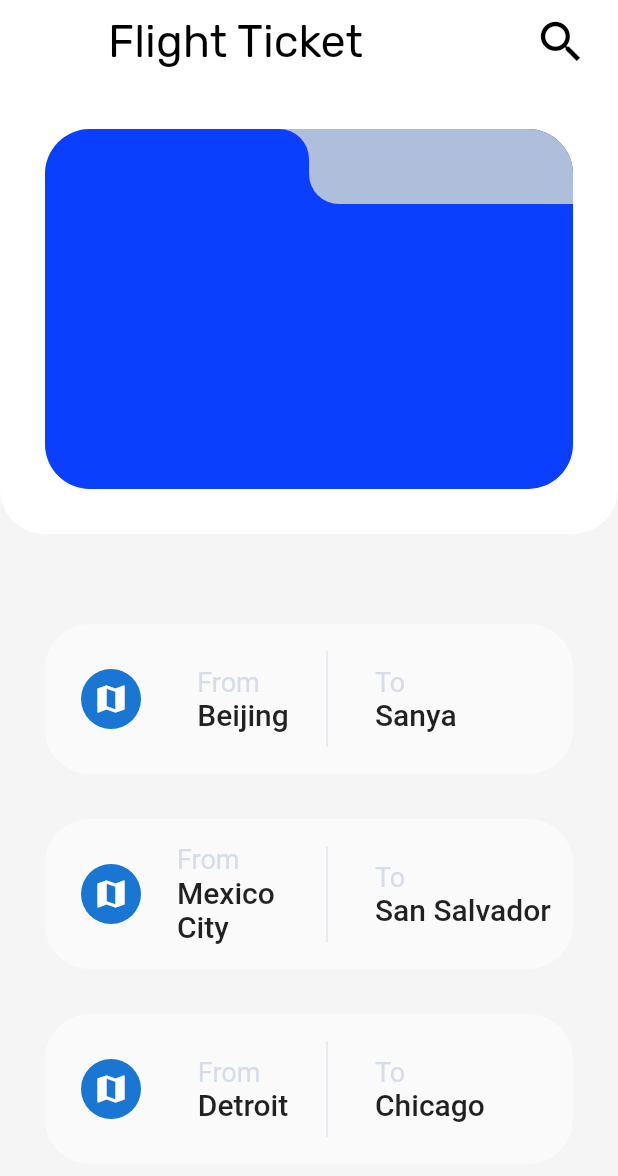
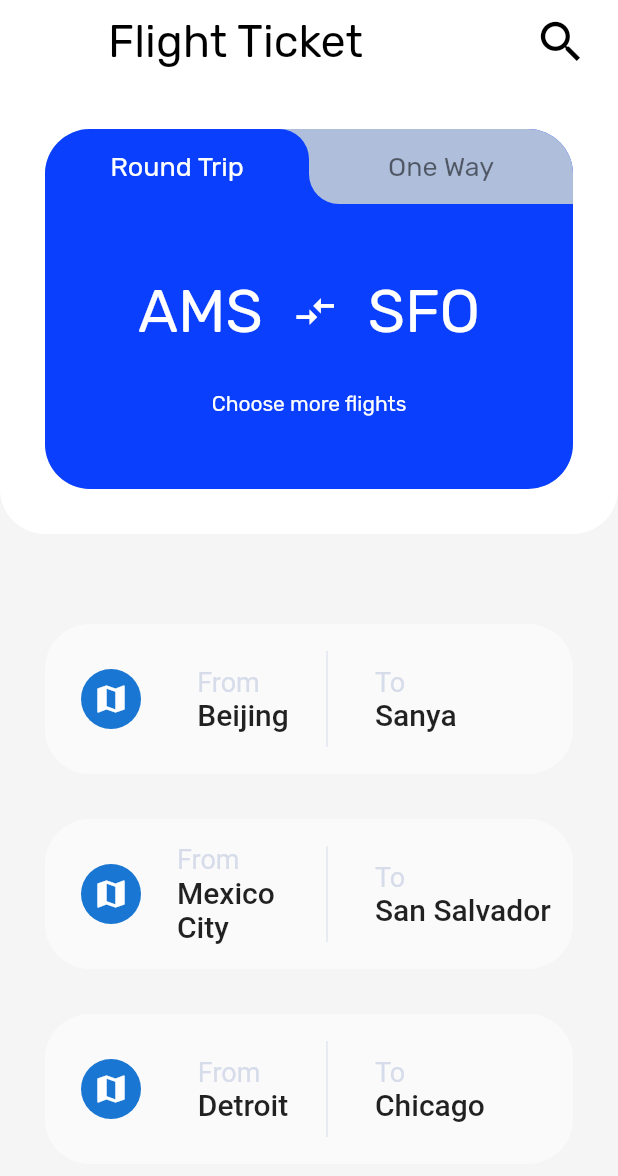
Before and after one commit to rlertola/flutter_playground, a Flutter app: the screen it shows after launch, after a tap on "Flight Ticket", on a phone screen of 412 x 824 dp. Shown: the top 1176 px of the screen. Run offline on Flutter 3.47's test engine with Material 2 defaults, Android fonts, the phone set to English and light mode, and no system bars; network calls fail.

Commit message:
flight tab

```diff
--- a/lib/flight_app/flight_top_container.dart
+++ b/lib/flight_app/flight_top_container.dart
@@ -1,6 +1,5 @@
 import 'package:flutter/material.dart';
 import 'package:flutter_playground2/flight_app/constants.dart';
-import 'package:flutter_playground2/flight_app/tab.dart';
 
 class FlightTopContainer extends StatefulWidget {
   @override
@@ -31,42 +30,7 @@ class _FlightTopContainerState extends State<FlightTopContainer> {
       child: Padding(
         padding: const EdgeInsets.all(30),
         child: Stack(
-          children:
-              // _roundTrip
-              //     ? <ContainerTab>[
-              //         ContainerTab(
-              //           topColor: kBrightBlue,
-              //           bottomColor: kLightBlueGrey,
-              //           direction: _roundTrip,
-              //           alignment: CrossAxisAlignment.start,
-              //           changeTab: switchTabs,
-              //         ),
-              //         ContainerTab(
-              //           topColor: kLightBlueGrey,
-              //           bottomColor: kBrightBlue,
-              //           direction: _roundTrip,
-              //           alignment: CrossAxisAlignment.end,
-              //           changeTab: switchTabs,
-              //         ),
-              //       ]
-              //     : <ContainerTab>[
-              //         ContainerTab(
-              //           topColor: kLightBlueGrey,
-              //           bottomColor: kBrightBlue,
-              //           direction: _roundTrip,
-              //           alignment: CrossAxisAlignment.end,
-              //           changeTab: switchTabs,
-              //         ),
-              //         ContainerTab(
-              //           topColor: kBrightBlue,
-              //           bottomColor: kLightBlueGrey,
-              //           direction: _roundTrip,
-              //           alignment: CrossAxisAlignment.start,
-              //           changeTab: switchTabs,
-              //         ),
-              //       ],
-
-              _roundTrip
+          children: _roundTrip
               ? <Widget>[
                   oneWayTab(context, _roundTrip, switchTabs),
                   roundTripTab(context, _roundTrip, switchTabs),
@@ -116,6 +80,16 @@ roundTripTab(context, direction, onTap) {
               ),
               height: 50,
               width: MediaQuery.of(context).size.width / 2 - 30,
+              child: Center(
+                child: Text(
+                  'Round Trip',
+                  style: TextStyle(
+                    color: direction ? Colors.white : Colors.white70,
+                    fontSize: 18,
+                    fontFamily: 'Rubik',
+                  ),
+                ),
+              ),
             ),
           ),
         ],
@@ -130,8 +104,9 @@ roundTripTab(context, direction, onTap) {
               bottomRight: Radius.circular(30),
             ),
           ),
+          child: flightContainer(direction),
         ),
-      )
+      ),
     ],
   );
 }
@@ -170,6 +145,16 @@ oneWayTab(context, direction, onTap) {
               ),
               height: 50,
               width: MediaQuery.of(context).size.width / 2 - 30,
+              child: Center(
+                child: Text(
+                  'One Way',
+                  style: TextStyle(
+                    color: !direction ? Colors.black : Colors.black54,
+                    fontSize: 18,
+                    fontFamily: 'Rubik',
+                  ),
+                ),
+              ),
             ),
           ),
         ],
@@ -184,8 +169,59 @@ oneWayTab(context, direction, onTap) {
               bottomRight: Radius.circular(30),
             ),
           ),
+          child: flightContainer(direction),
         ),
       )
     ],
   );
 }
+
+Column flightContainer(direction) {
+  return Column(
+    mainAxisAlignment: MainAxisAlignment.center,
+    children: <Widget>[
+      Row(
+        mainAxisAlignment: MainAxisAlignment.center,
+        children: <Widget>[
+          Text(
+            'AMS',
+            style: TextStyle(
+              fontSize: 40,
+              color: direction ? Colors.white : Colors.black,
+              fontFamily: 'Rubik',
+            ),
+          ),
+          SizedBox(
+            width: 20,
+          ),
+          Icon(
+            direction ? Icons.compare_arrows : Icons.arrow_forward,
+            size: 30,
+            color: direction ? Colors.white : Colors.black,
+          ),
+          SizedBox(
+            width: 20,
+          ),
+          Text(
+            'SFO',
+            style: TextStyle(
+              fontSize: 40,
+              color: direction ? Colors.white : Colors.black,
+              fontFamily: 'Rubik',
+            ),
+          ),
+        ],
+      ),
+      SizedBox(
+        height: 30,
+      ),
+      Text(
+        'Choose more flights',
+        style: TextStyle(
+          color: direction ? Colors.white : Colors.black,
+          fontFamily: 'Rubik',
+        ),
+      ),
+    ],
+  );
+}
--- a/lib/main.dart
+++ b/lib/main.dart
@@ -1,6 +1,7 @@
 import 'package:flutter/material.dart';
 import 'package:flutter_playground2/flight_app/curved_tab_bar.dart';
 import 'package:flutter_playground2/flight_app/flight_app_screen.dart';
+import 'package:flutter_playground2/path/curved_container.dart';
 
 import 'flight_app/flight_app_screen.dart';
 import 'screens/home_screen.dart';
@@ -24,6 +25,7 @@ class MyApp extends StatelessWidget {
         FlightAppScreen.routeName: (context) => FlightAppScreen(),
         ShoeStoreScreen.routeName: (context) => ShoeStoreScreen(),
         CurvedTabBar.routeName: (context) => CurvedTabBar(),
+        CurvedContainer.routeName: (context) => CurvedContainer(),
       },
     );
   }
--- a/lib/widgets/home_screen/home_row.dart
+++ b/lib/widgets/home_screen/home_row.dart
@@ -1,6 +1,7 @@
 import 'package:flutter/material.dart';
 import 'package:flutter_playground2/flight_app/curved_tab_bar.dart';
 import 'package:flutter_playground2/flight_app/flight_app_screen.dart';
+import 'package:flutter_playground2/path/curved_container.dart';
 
 import '../../shoe_store/shoe_store_screen.dart';
 import 'box.dart';
@@ -28,11 +29,12 @@ class HomeRow extends StatelessWidget {
           mainAxisAlignment: MainAxisAlignment.spaceEvenly,
           children: <Widget>[
             Box(
-              title: 'tab',
+              title: 'Tab',
               route: CurvedTabBar.routeName,
             ),
             Box(
-              title: 'Projects',
+              title: 'Curved',
+              route: CurvedContainer.routeName,
             ),
           ],
         ),
```
Also changed, not shown: lib/flight_app/curved_tab_bar.dart (+104 -19 lines), lib/path/curved_container.dart (added, +43 -0 lines), lib/flight_app/container_tab.dart (renamed from lib/flight_app/tab.dart). Lines whose indentation alone changed are shown as unchanged.
